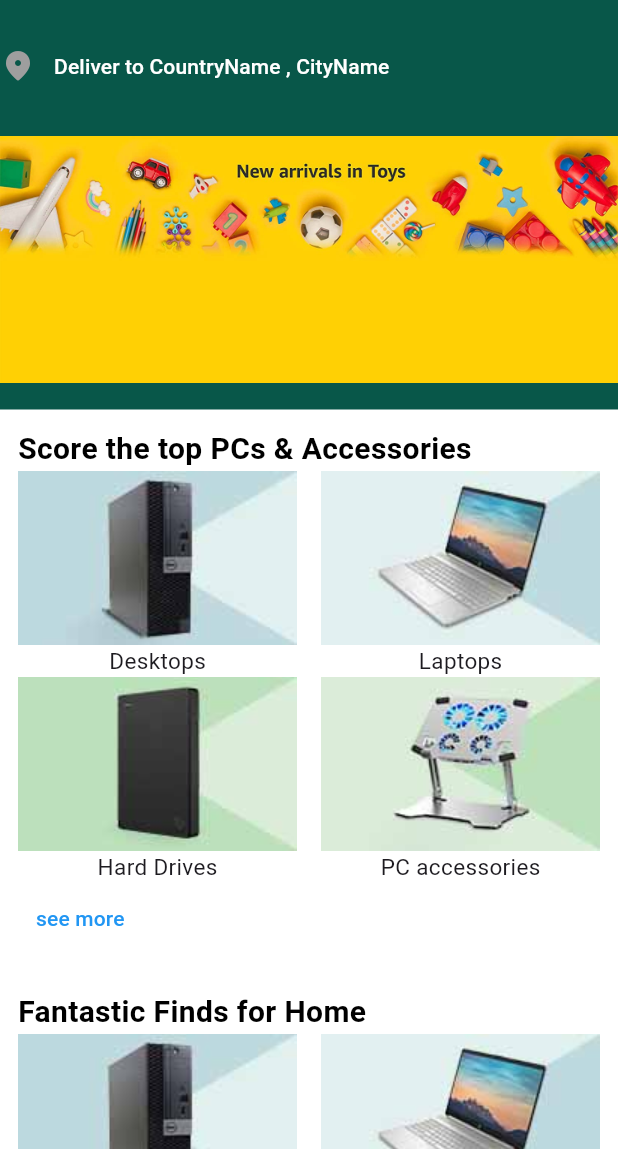
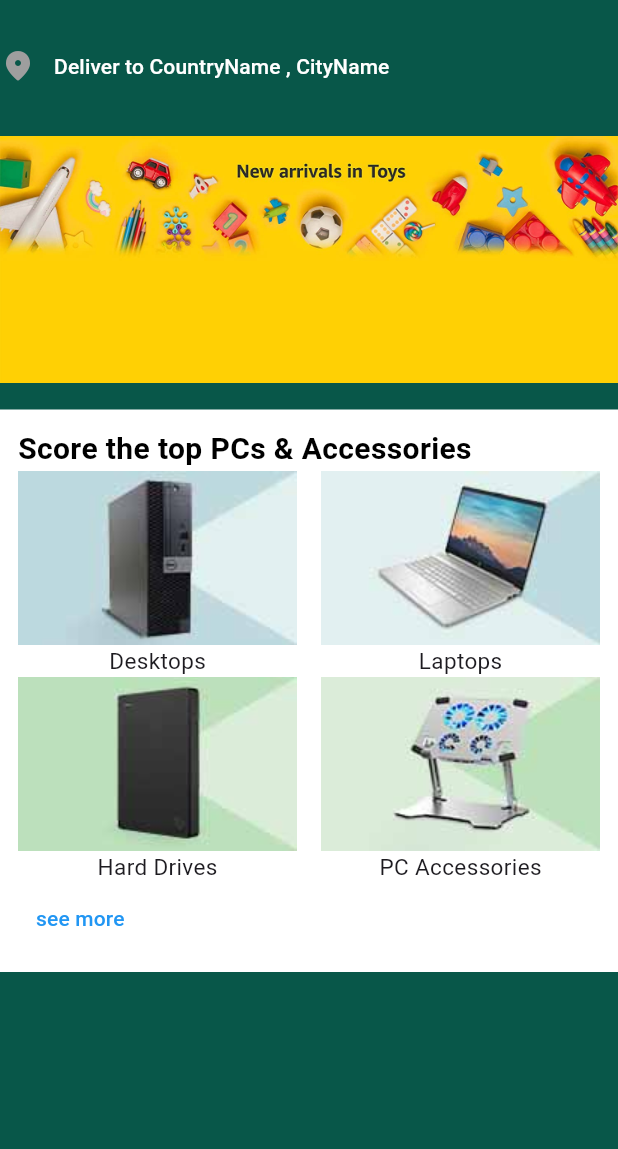
Before and after one commit to ezedin130/amazon, a Flutter app: the screen it shows after launch, on a phone screen of 412 x 824 dp, the part 87-1236 px from its top. Run offline on Flutter 3.47's test engine with Material 3 defaults, Android fonts, the phone set to English and light mode, and no system bars.

Commit message:
modified:   lib/Screens/HomeScreen.dart 	modified:   lib/Services/ContainerBox.dart 	modified:   lib/Services/Images.dart

```diff
--- a/lib/Screens/HomeScreen.dart
+++ b/lib/Screens/HomeScreen.dart
@@ -3,6 +3,7 @@
 import 'package:flutter/material.dart';
 import 'package:amazon/Services/Networking.dart';
 import 'package:amazon/Services/ContainerBox.dart';
+import 'package:amazon/Services/Images.dart';
 
 class HomeScreen extends StatefulWidget {
   static final id = 'home';
@@ -121,15 +122,23 @@ class _HomeScreenState extends State<HomeScreen> {
             ContainerBox(
               headertext: 'Score the top PCs & Accessories',
               btntxt: 'see more',
+              imagepath1: images.images1.path,
+              imagepath2: images.images2.path,
+              imagepath3: images.images3.path,
+              imagepath4:  images.images4.path,
+              name1: images.images1.name,
+              name2: images.images2.name,
+              name3: images.images3.name,
+              name4: images.images4.name,
             ),
-            ContainerBox(
-              headertext: 'Fantastic Finds for Home',
-              btntxt: 'see more',
-            ),
-             ContainerBox(
-              headertext: 'Shoes under \$60',
-              btntxt: 'shop all',
-            ),
+            // ContainerBox(
+            //   headertext: 'Fantastic Finds for Home',
+            //   btntxt: 'see more',
+            // ),
+            //  ContainerBox(
+            //   headertext: 'Shoes under \$60',
+            //   btntxt: 'shop all',
+            // ),
           ],
         ),
       ),
--- a/lib/Services/ContainerBox.dart
+++ b/lib/Services/ContainerBox.dart
@@ -4,10 +4,27 @@ import 'package:flutter/material.dart';
 import 'BoXColumn.dart';
 
 class ContainerBox extends StatelessWidget {
-  ContainerBox({required this.headertext, required this.btntxt});
+  ContainerBox(
+      {required this.headertext,
+      required this.btntxt,
+      required this.imagepath1,
+      required this.imagepath2,
+      required this.imagepath3,
+      required this.imagepath4,
+      required this.name1,
+      required this.name2,
+      required this.name3,
+      required this.name4});
   String headertext;
   String btntxt;
-  //158,159,160,161
+  String imagepath1;
+  String imagepath2;
+  String imagepath3;
+  String imagepath4;
+  String name1;
+  String name2;
+  String name3;
+  String name4;
 
   @override
   Widget build(BuildContext context) {
@@ -27,30 +44,17 @@ class ContainerBox extends StatelessWidget {
                 color: Colors.black,
               ),
             ),
-            Row(
-              children: [
-                BoxColumn(
-                  imagepath: 'lib/assets/asset 158.jpeg',
-                  text: 'Desktops',
-                ),
-                Spacer(),
-                BoxColumn(
-                  imagepath: 'lib/assets/asset 159.jpeg',
-                  text: 'Laptops',
-                ),
-              ],
+            BoxRow(
+              imagepath1: imagepath1,
+              name1: name1,
+              imagepath2: imagepath2,
+              name2: name2,
             ),
-            Row(
-              children: [
-                BoxColumn(
-                    imagepath: 'lib/assets/asset 160.jpeg',
-                    text: 'Hard Drives'),
-                Spacer(),
-                BoxColumn(
-                  imagepath: 'lib/assets/asset 161.jpeg',
-                  text: 'PC accessories',
-                ),
-              ],
+            BoxRow(
+              imagepath1: imagepath3,
+              imagepath2: imagepath4,
+              name1: name3,
+              name2: name4,
             ),
             TextButton(
               onPressed: () {},
@@ -65,3 +69,34 @@ class ContainerBox extends StatelessWidget {
     );
   }
 }
+
+class BoxRow extends StatelessWidget {
+  BoxRow({
+    super.key,
+    required this.imagepath1,
+    required this.imagepath2,
+    required this.name1,
+    required this.name2,
+  });
+  String imagepath1;
+  String imagepath2;
+  String name1;
+  String name2;
+
+  @override
+  Widget build(BuildContext context) {
+    return Row(
+      children: [
+        BoxColumn(
+          imagepath: imagepath1,
+          text: name1,
+        ),
+        Spacer(),
+        BoxColumn(
+          imagepath: imagepath2,
+          text: name2,
+        ),
+      ],
+    );
+  }
+}
--- a/lib/Services/Images.dart
+++ b/lib/Services/Images.dart
@@ -1,7 +1,12 @@
-import 'package:flutter/material.dart';
+// ignore_for_file: camel_case_types, file_names
+enum images{
+  images1( 'lib/assets/asset 158.jpeg',  'Desktops'),
+  images2( 'lib/assets/asset 159.jpeg',  'Laptops'),
+  images3( 'lib/assets/asset 160.jpeg',  'Hard Drives'),
+  images4( 'lib/assets/asset 161.jpeg', 'PC Accessories');
 
-class Images{
-  String path;
-  final Key key;
-  Images({required this.path, required this.key});
+   const images( this.path ,  this.name);
+   final String path;
+   final String name;
 }
+//54,55,57,56
```
